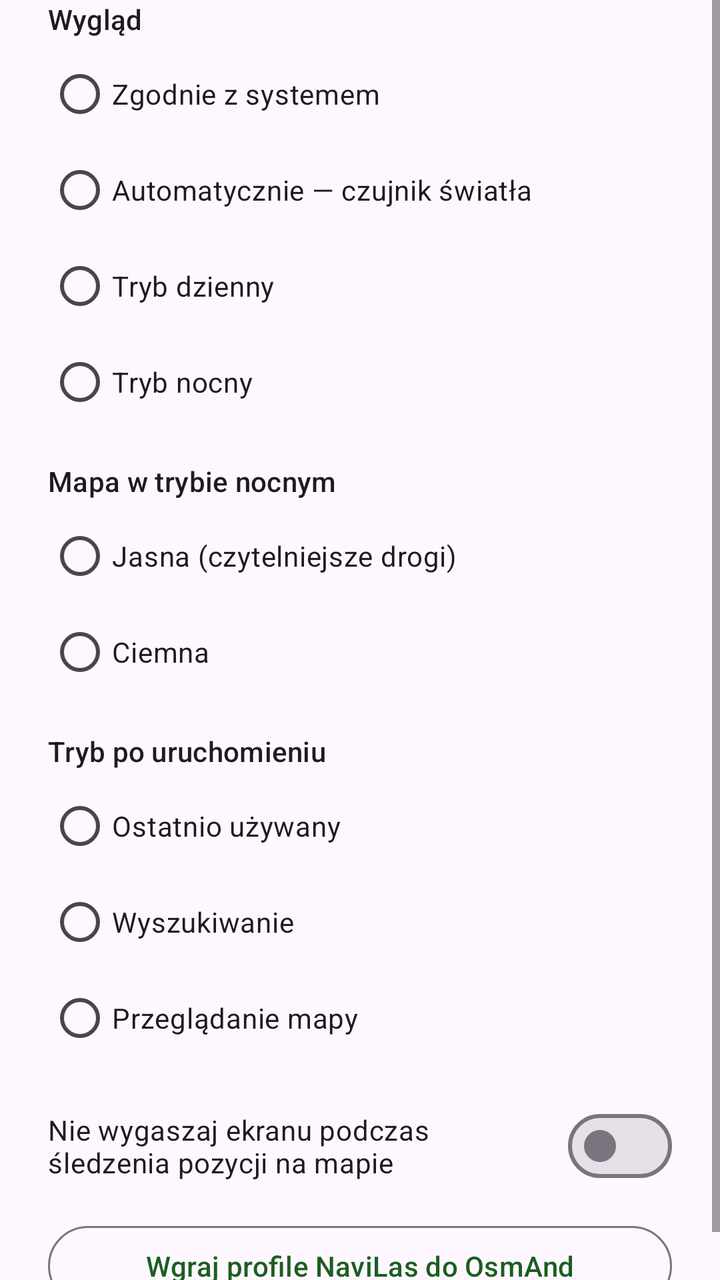
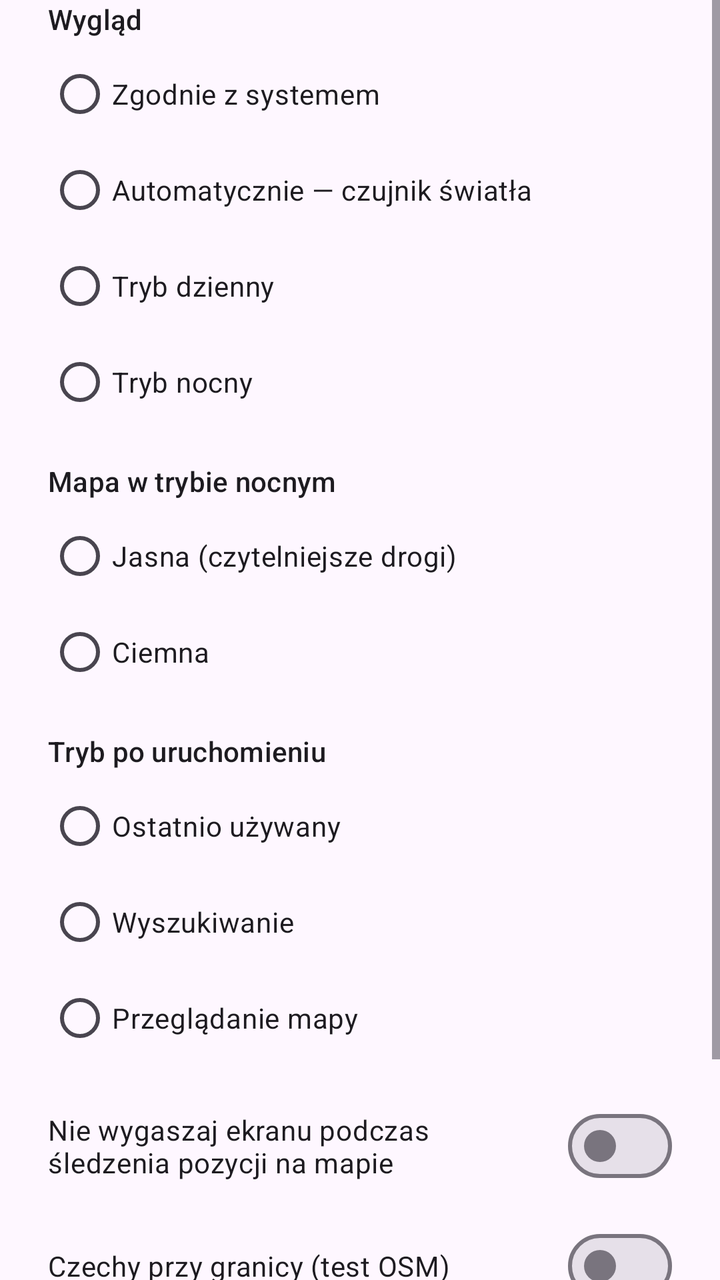

Screens rendered from an Android XML layout before and after an edit, with the pre-edit source and the edit as a unified diff.
<!-- AndroidManifest.xml: application theme Theme.NaviLas -->
<!-- res/layout/dialog_settings.xml -->
<?xml version="1.0" encoding="utf-8"?>
<ScrollView xmlns:android="http://schemas.android.com/apk/res/android"
    android:layout_width="match_parent"
    android:layout_height="wrap_content">

    <LinearLayout
        android:layout_width="match_parent"
        android:layout_height="wrap_content"
        android:orientation="vertical"
        android:paddingHorizontal="24dp"
        android:paddingBottom="8dp">

        <TextView
            android:layout_width="match_parent"
            android:layout_height="wrap_content"
            android:text="@string/settings_theme_label"
            android:textAppearance="?attr/textAppearanceTitleSmall" />

        <RadioGroup
            android:id="@+id/themeGroup"
            android:layout_width="match_parent"
            android:layout_height="wrap_content"
            android:layout_marginTop="4dp">

            <com.google.android.material.radiobutton.MaterialRadioButton
                android:id="@+id/themeSystem"
                android:layout_width="match_parent"
                android:layout_height="wrap_content"
                android:text="@string/settings_theme_system" />

            <com.google.android.material.radiobutton.MaterialRadioButton
                android:id="@+id/themeAmbient"
                android:layout_width="match_parent"
                android:layout_height="wrap_content"
                android:text="@string/settings_theme_ambient" />

            <com.google.android.material.radiobutton.MaterialRadioButton
                android:id="@+id/themeDay"
                android:layout_width="match_parent"
                android:layout_height="wrap_content"
                android:text="@string/settings_theme_day" />

            <com.google.android.material.radiobutton.MaterialRadioButton
                android:id="@+id/themeNight"
                android:layout_width="match_parent"
                android:layout_height="wrap_content"
                android:text="@string/settings_theme_night" />
        </RadioGroup>

        <TextView
            android:layout_width="match_parent"
            android:layout_height="wrap_content"
            android:layout_marginTop="16dp"
            android:text="@string/settings_night_map_label"
            android:textAppearance="?attr/textAppearanceTitleSmall" />

        <RadioGroup
            android:id="@+id/nightMapGroup"
            android:layout_width="match_parent"
            android:layout_height="wrap_content"
            android:layout_marginTop="4dp">

            <com.google.android.material.radiobutton.MaterialRadioButton
                android:id="@+id/nightMapLight"
                android:layout_width="match_parent"
                android:layout_height="wrap_content"
                android:text="@string/settings_night_map_light" />

            <com.google.android.material.radiobutton.MaterialRadioButton
                android:id="@+id/nightMapDark"
                android:layout_width="match_parent"
                android:layout_height="wrap_content"
                android:text="@string/settings_night_map_dark" />
        </RadioGroup>

        <TextView
            android:layout_width="match_parent"
            android:layout_height="wrap_content"
            android:layout_marginTop="16dp"
            android:text="@string/settings_startup_label"
            android:textAppearance="?attr/textAppearanceTitleSmall" />

        <RadioGroup
            android:id="@+id/startupGroup"
            android:layout_width="match_parent"
            android:layout_height="wrap_content"
            android:layout_marginTop="4dp">

            <com.google.android.material.radiobutton.MaterialRadioButton
                android:id="@+id/startupRemember"
                android:layout_width="match_parent"
                android:layout_height="wrap_content"
                android:text="@string/settings_startup_remember" />

            <com.google.android.material.radiobutton.MaterialRadioButton
                android:id="@+id/startupSearch"
                android:layout_width="match_parent"
                android:layout_height="wrap_content"
                android:text="@string/settings_startup_search" />

            <com.google.android.material.radiobutton.MaterialRadioButton
                android:id="@+id/startupBrowse"
                android:layout_width="match_parent"
                android:layout_height="wrap_content"
                android:text="@string/settings_startup_browse" />
        </RadioGroup>

        <com.google.android.material.materialswitch.MaterialSwitch
            android:id="@+id/keepScreenOnTracking"
            android:layout_width="match_parent"
            android:layout_height="wrap_content"
            android:layout_marginTop="16dp"
            android:text="@string/settings_keep_screen_on" />

        <com.google.android.material.button.MaterialButton
            android:id="@+id/btnOsmAndProfiles"
            style="@style/Widget.Material3.Button.OutlinedButton"
            android:layout_width="match_parent"
            android:layout_height="wrap_content"
            android:layout_marginTop="12dp"
            android:text="@string/settings_osmand_profiles" />

        <LinearLayout
            android:id="@+id/updateChannelSection"
            android:layout_width="match_parent"
            android:layout_height="wrap_content"
            android:orientation="vertical"
            android:visibility="gone">

            <TextView
                android:layout_width="match_parent"
                android:layout_height="wrap_content"
                android:layout_marginTop="16dp"
                android:text="@string/settings_update_channel_label"
                android:textAppearance="?attr/textAppearanceTitleSmall" />

            <TextView
                android:layout_width="match_parent"
                android:layout_height="wrap_content"
                android:layout_marginTop="4dp"
                android:text="@string/settings_update_channel_hint"
                android:textAppearance="?attr/textAppearanceBodySmall" />

            <RadioGroup
                android:id="@+id/updateChannelGroup"
                android:layout_width="match_parent"
                android:layout_height="wrap_content"
                android:layout_marginTop="4dp">

                <com.google.android.material.radiobutton.MaterialRadioButton
                    android:id="@+id/updateChannelNightly"
                    android:layout_width="match_parent"
                    android:layout_height="wrap_content"
                    android:text="@string/settings_update_channel_nightly" />

                <com.google.android.material.radiobutton.MaterialRadioButton
                    android:id="@+id/updateChannelBeta"
                    android:layout_width="match_parent"
                    android:layout_height="wrap_content"
                    android:text="@string/settings_update_channel_beta" />

                <com.google.android.material.radiobutton.MaterialRadioButton
                    android:id="@+id/updateChannelFinal"
                    android:layout_width="match_parent"
                    android:layout_height="wrap_content"
                    android:text="@string/settings_update_channel_final" />
            </RadioGroup>
        </LinearLayout>
    </LinearLayout>
</ScrollView>
<!-- resources referenced by this layout -->
<resources>
  <string name="settings_keep_screen_on">Nie wygaszaj ekranu podczas śledzenia pozycji na mapie</string>
  <string name="settings_night_map_dark">Ciemna</string>
  <string name="settings_night_map_label">Mapa w trybie nocnym</string>
  <string name="settings_night_map_light">Jasna (czytelniejsze drogi)</string>
  <string name="settings_osmand_profiles">Wgraj profile NaviLas do OsmAnd</string>
  <string name="settings_startup_browse">Przeglądanie mapy</string>
  <string name="settings_startup_label">Tryb po uruchomieniu</string>
  <string name="settings_startup_remember">Ostatnio używany</string>
  <string name="settings_startup_search">Wyszukiwanie</string>
  <string name="settings_theme_ambient">Automatycznie — czujnik światła</string>
  <string name="settings_theme_day">Tryb dzienny</string>
  <string name="settings_theme_label">Wygląd</string>
  <string name="settings_theme_night">Tryb nocny</string>
  <string name="settings_theme_system">Zgodnie z systemem</string>
  <string name="settings_update_channel_beta">Beta i nowsze</string>
  <string name="settings_update_channel_final">Tylko Final</string>
  <string name="settings_update_channel_hint">Nightly: testowanie pomysłów — może być niestabilne; mile widziane opinie i sugestie.\nBeta: użytkowanie testowe na zasadach bety.\nFinal: docelowo wersja stabilna; po zgłoszeniu błędy naprawiane priorytetowo (jeszcze niedostępny).</string>
  <string name="settings_update_channel_label">Aktualizacje (GitHub)</string>
  <string name="settings_update_channel_nightly">Nightly i nowsze</string>
  <style name="Theme.NaviLas" parent="Theme.Material3.DayNight.NoActionBar">
          <item name="colorPrimary">@color/forest_green</item>
          <item name="colorOnPrimary">@color/forest_on_primary</item>
          <item name="colorPrimaryContainer">@color/forest_container</item>
          <item name="colorOnPrimaryContainer">@color/forest_on_container</item>
          <item name="colorSecondary">@color/forest_green</item>
          <item name="colorOnSecondary">@color/forest_on_primary</item>
          <item name="colorSecondaryContainer">@color/forest_container</item>
          <item name="colorOnSecondaryContainer">@color/forest_on_container</item>
          <item name="android:statusBarColor">@color/toolbar_green</item>
          <item name="android:navigationBarColor">?attr/colorSurface</item>
          <item name="android:windowLightStatusBar">false</item>
      </style>
  <color name="forest_green">#1B5E20</color>
  <color name="forest_on_primary">#FFFFFF</color>
  <color name="forest_container">#C8E6C9</color>
  <color name="forest_on_container">#123815</color>
  <color name="toolbar_green">#1B5E20</color>
</resources>

<!-- the commit's change to res/layout/dialog_settings.xml (unified diff, before → after) -->
@@ -112,6 +112,20 @@
             android:layout_marginTop="16dp"
             android:text="@string/settings_keep_screen_on" />
 
+        <com.google.android.material.materialswitch.MaterialSwitch
+            android:id="@+id/czechBorderRestSites"
+            android:layout_width="match_parent"
+            android:layout_height="wrap_content"
+            android:layout_marginTop="12dp"
+            android:text="@string/settings_czech_border_rest" />
+
+        <TextView
+            android:layout_width="match_parent"
+            android:layout_height="wrap_content"
+            android:layout_marginTop="4dp"
+            android:text="@string/settings_czech_border_rest_hint"
+            android:textAppearance="?attr/textAppearanceBodySmall" />
+
         <com.google.android.material.button.MaterialButton
             android:id="@+id/btnOsmAndProfiles"
             style="@style/Widget.Material3.Button.OutlinedButton"
<!-- resource entries referenced after the edit -->
@@ -1,5 +1,7 @@
 <!-- resources referenced by this layout -->
 <resources>
+  <string name="settings_czech_border_rest">Czechy przy granicy (test OSM)</string>
+  <string name="settings_czech_border_rest_hint">Gdy wyszukiwanie sięga Czech: miejsca odpoczynku z OpenStreetMap z parkingiem w pobliżu. Domyślnie wyłączone.</string>
   <string name="settings_keep_screen_on">Nie wygaszaj ekranu podczas śledzenia pozycji na mapie</string>
   <string name="settings_night_map_dark">Ciemna</string>
   <string name="settings_night_map_label">Mapa w trybie nocnym</string>
